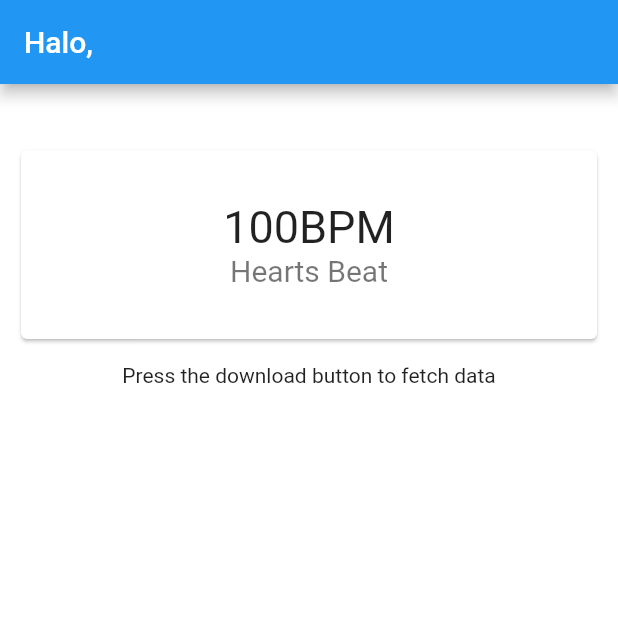
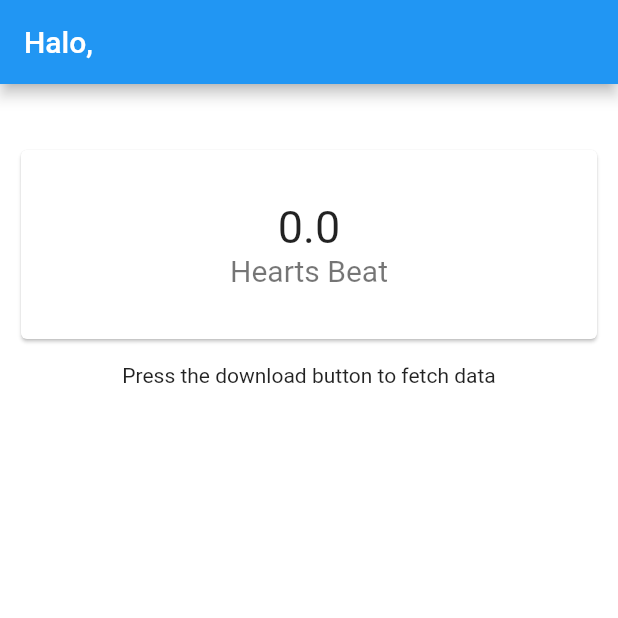
Before and after one commit to Doremu/Health-e, a Flutter app: the Home screen opened directly, on a phone screen of 412 x 824 dp, the top half of it. Run offline on Flutter 3.47's test engine with Material 2 defaults, Android fonts, the phone set to English and light mode, and no system bars; our stand-ins replace cloud_firestore, curved_navigation_bar, firebase_auth, firebase_database, fluttertoast; missing offline and left inert: health; accounts and stored records are empty.

Commit message:
bisa ambil heartbeat

```diff
--- a/lib/main/home.dart
+++ b/lib/main/home.dart
@@ -37,6 +37,15 @@ class _HomeState extends State<Home> {
       });
     });
     nama = 'Halo, ' + data['firstname'];
+
+    ref = _firestore.collection('scan').document(user.uid);
+    await ref.get().then<dynamic>(( DocumentSnapshot snapshot) async{
+      setState(() {
+        data =snapshot.data;
+      });
+    });
+    getHeartbeat = data['HEART_RATE'];
+    heartbeat = '' + getHeartbeat.toString();
     // return ref;
   }
   Future<void> fetchData() async {
@@ -124,6 +133,8 @@ class _HomeState extends State<Home> {
   }
 
   String nama = '';
+  double getHeartbeat = 0;
+  String heartbeat = '';
   @override
   Widget build(BuildContext context) {
     return new Scaffold(
@@ -221,6 +232,7 @@ class _HomeState extends State<Home> {
     return _contentNotFetched();
   }
   Widget _heartBeat() {
+    String a = 'x';
     return Column(
       children: <Widget>[
         Padding(padding: EdgeInsets.only(top: 30.0),),
@@ -233,16 +245,16 @@ class _HomeState extends State<Home> {
             child: Column(
               children: <Widget>[
                 Padding(padding: EdgeInsets.only(top: 30.0),),
-                const ListTile(
-
+                ListTile(
                   title: Text(
-                    '100BPM',
+                    heartbeat,
                     style: TextStyle(
                     fontSize: 30.0,
                     ),
                     textAlign: TextAlign.center,
                   ),
-                  subtitle: Text(
+
+                  subtitle: const Text(
                     'Hearts Beat',
                     style: TextStyle(
                       fontSize: 20.0,
```
